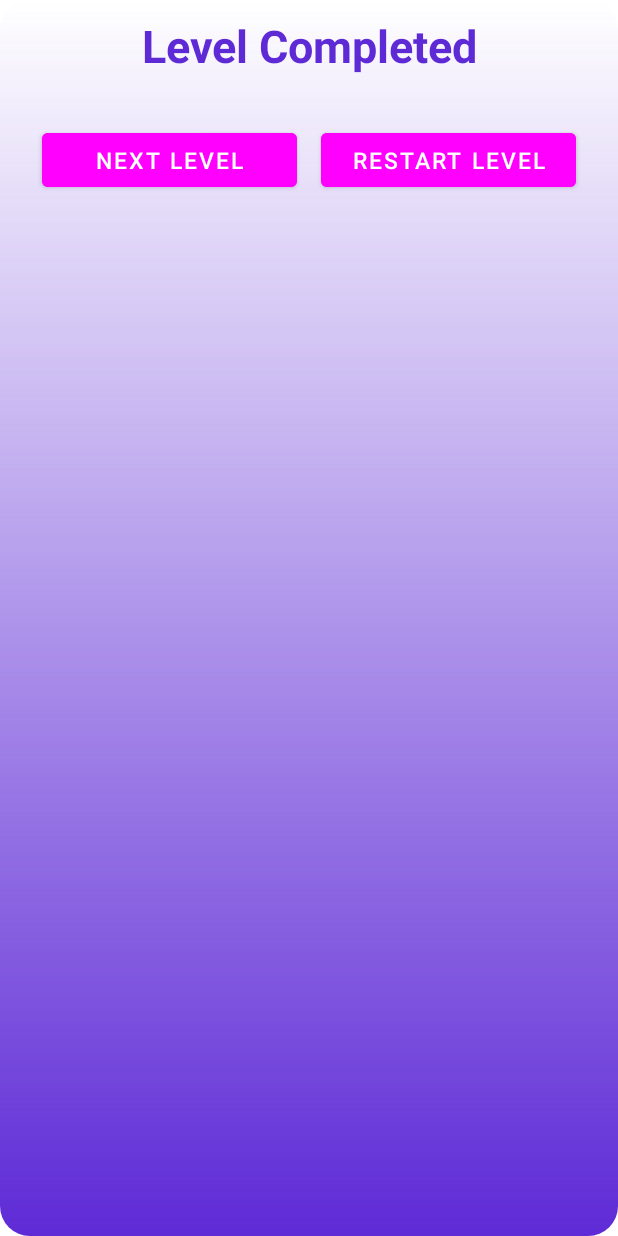
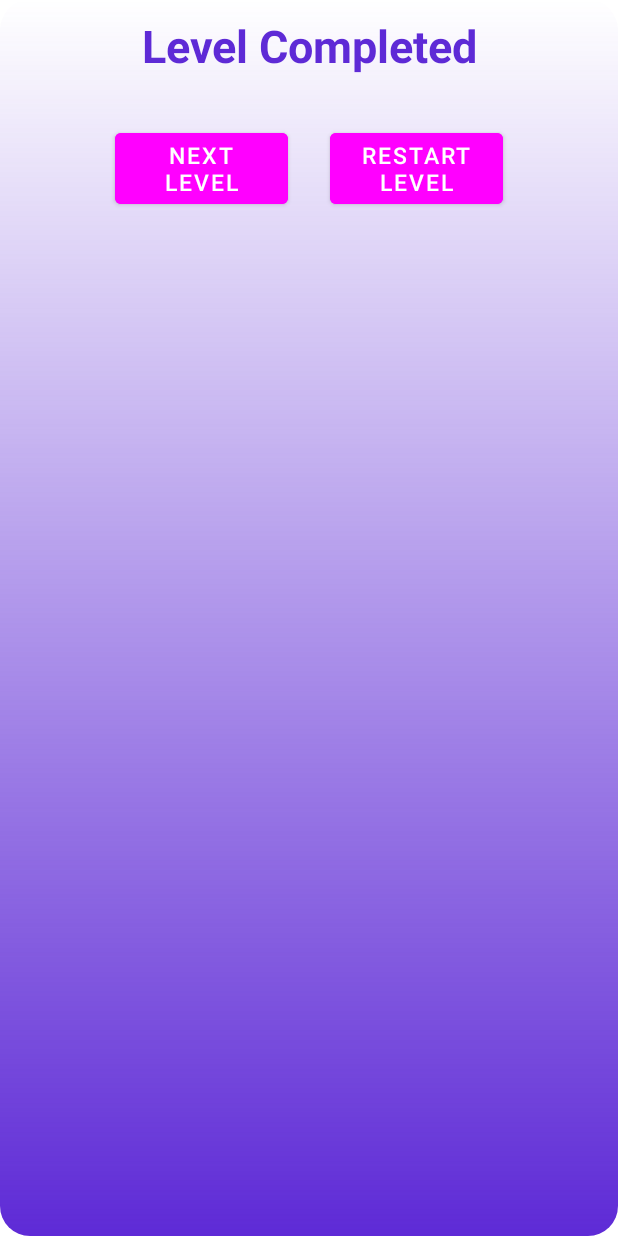
Before and after one commit to David-Shmidt/Game-Project-Android, an Android app: the layout level_complete.xml on its own in the app's theme, with its tools: preview values and no code run, on a phone screen of 412 x 824 dp. Run offline under Robolectric (Android 15) with nearby library versions, the phone set to English and light mode, and no system bars.

Commit message:
shape for dialog

```diff
--- a/app/src/main/res/layout/level_complete.xml
+++ b/app/src/main/res/layout/level_complete.xml
@@ -26,7 +26,7 @@
 
     <Button
         android:id="@+id/next_level"
-        android:layout_width="170dp"
+        android:layout_width="115dp"
         android:layout_height="wrap_content"
         android:layout_marginStart="64dp"
         android:layout_marginTop="32dp"
@@ -42,7 +42,7 @@
 
     <Button
         android:id="@+id/restart_level"
-        android:layout_width="170dp"
+        android:layout_width="115dp"
         android:layout_height="wrap_content"
         android:layout_marginStart="8dp"
         android:layout_marginTop="32dp"
```
